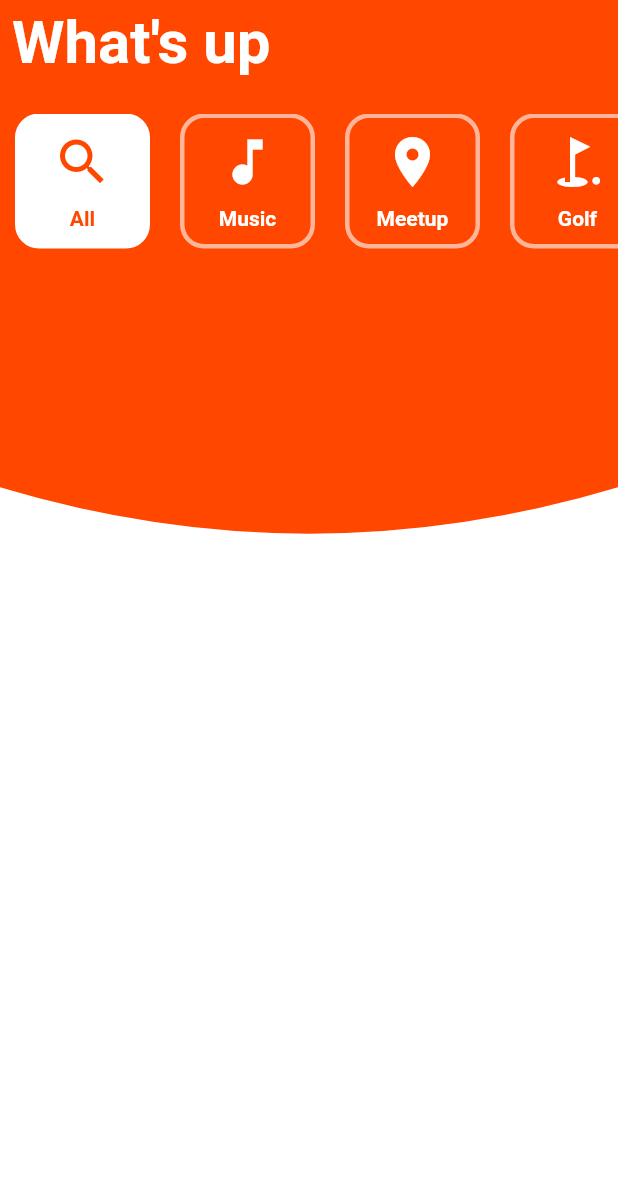
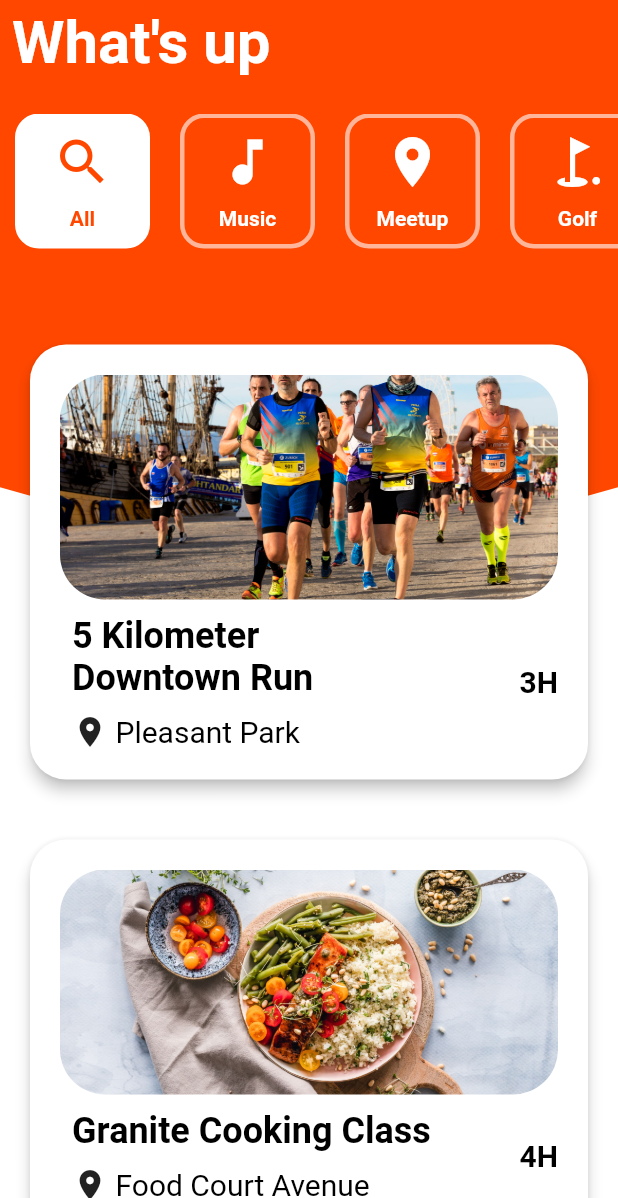
Before and after one commit to codingbbq/local_event_app, a Flutter app: the screen it shows after launch, on a phone screen of 412 x 824 dp, the part 38-1236 px from its top. Run offline on Flutter 3.47's test engine with Material 2 defaults, Android fonts, the phone set to English and light mode, and no system bars.

Commit message:
Event page ui

```diff
--- /dev/null
+++ b/lib/models/event.dart
@@ -0,0 +1,66 @@
+class Event {
+  final String imagePath, title, description, location, duration, punchLine1, punchLine2;
+  final List categoryIds, galleryImages;
+
+  Event(
+      {this.imagePath,
+      this.title,
+      this.description,
+      this.location,
+      this.duration,
+      this.punchLine1,
+      this.punchLine2,
+      this.categoryIds,
+      this.galleryImages});
+}
+
+final fiveKmRunEvent = Event(
+    imagePath: "assets/event_images/5_km_downtown_run.jpeg",
+    title: "5 Kilometer Downtown Run",
+    description: "",
+    location: "Pleasant Park",
+    duration: "3h",
+    punchLine1: "Marathon!",
+    punchLine2: "The latest fad in foodology, get the inside scoup.",
+    galleryImages: [],
+    categoryIds: [0, 1]);
+
+final cookingEvent = Event(
+    imagePath: "assets/event_images/granite_cooking_class.jpeg",
+    title: "Granite Cooking Class",
+    description: "Guest list fill up fast so be sure to apply before handto secure a spot.",
+    location: "Food Court Avenue",
+    duration: "4h",
+    punchLine1: "Granite Cooking",
+    punchLine2: "The latest fad in foodology, get the inside scoup.",
+    categoryIds: [0, 2],
+    galleryImages: ["assets/event_images/cooking_1.jpeg", "assets/event_images/cooking_2.jpeg", "assets/event_images/cooking_3.jpeg"]);
+
+final musicConcert = Event(
+    imagePath: "assets/event_images/music_concert.jpeg",
+    title: "Arijit Music Concert",
+    description: "Listen to Arijit's latest compositions.",
+    location: "D.Y. Patil Stadium, Mumbai",
+    duration: "5h",
+    punchLine1: "Music Lovers!",
+    punchLine2: "The latest fad in foodology, get the inside scoup.",
+    galleryImages: ["assets/event_images/cooking_1.jpeg", "assets/event_images/cooking_2.jpeg", "assets/event_images/cooking_3.jpeg"],
+    categoryIds: [0, 1]);
+
+final golfCompetition = Event(
+    imagePath: "assets/event_images/golf_competition.jpeg",
+    title: "Season 2 Golf Estate",
+    description: "",
+    location: "NSIC Ground, Okhla",
+    duration: "1d",
+    punchLine1: "Golf!",
+    punchLine2: "The latest fad in foodology, get the inside scoup.",
+    galleryImages: ["assets/event_images/cooking_1.jpeg", "assets/event_images/cooking_2.jpeg", "assets/event_images/cooking_3.jpeg"],
+    categoryIds: [0, 3]);
+
+final List<Event> events = [
+  fiveKmRunEvent,
+  cookingEvent,
+  musicConcert,
+  golfCompetition,
+];
--- a/lib/ui/home/category_widget.dart
+++ b/lib/ui/home/category_widget.dart
@@ -16,7 +16,13 @@ class CategoryWidget extends StatelessWidget {
     final appState = Provider.of<AppState>(context);
     final isSelected = appState.selectedCategoryId == category.categoryId;
 
-    return Container(
+    return GestureDetector(
+      onTap: (){
+        if(!isSelected){
+          appState.updateCategoryId(category.categoryId);
+        }
+      },
+      child: Container(
         margin: const EdgeInsets.symmetric(horizontal: 10.0),
         width: 90.0,
         height: 90.0,
@@ -44,6 +50,7 @@ class CategoryWidget extends StatelessWidget {
             )
           ],
         ),
+      ),
     );
   }
 }
--- /dev/null
+++ b/lib/ui/home/event_widget.dart
@@ -0,0 +1,87 @@
+import 'package:flutter/material.dart';
+import 'package:local_events_app/models/event.dart';
+
+class EventWidget extends StatelessWidget {
+
+  final Event event;
+
+  const EventWidget({ Key key, this.event }) : super(key: key);
+
+  @override
+  Widget build(BuildContext context) {
+    return Card(
+      margin: const EdgeInsets.symmetric(vertical: 20.0),
+      elevation: 4,
+      color: Colors.white,
+      shape: RoundedRectangleBorder(
+        borderRadius: BorderRadius.all(Radius.circular(24.0))
+      ),
+      child: Padding(
+        padding: const EdgeInsets.all(20.0),
+        child: Column(
+          crossAxisAlignment: CrossAxisAlignment.stretch,
+          children: <Widget>[
+            ClipRRect(
+              borderRadius: BorderRadius.all(Radius.circular(30.0)),
+              child: Image.asset(event.imagePath, height: 150, fit: BoxFit.fitWidth,),
+            ),
+            Padding(
+              padding: const EdgeInsets.only(top: 10.0, left: 8.0),
+              child: Row(
+                children: <Widget>[
+                  Expanded(
+                    flex: 3,
+                    child: Column(
+                      crossAxisAlignment: CrossAxisAlignment.start,
+                      children: <Widget>[
+                        Text(
+                          event.title,
+                          style: TextStyle(
+                            fontSize: 24.0,
+                            fontWeight: FontWeight.bold,
+                            color: Color(0xFF000000)
+                          ),
+                        ),
+                        SizedBox(height: 10.0,),
+                        FittedBox(
+                          child: Row(
+                            children: <Widget>[
+                              Icon(Icons.location_on),
+                              SizedBox(width: 5.0,),
+                              Text(
+                                event.location,
+                                style: TextStyle(
+                                  fontSize: 20.0,
+                                  color: Color(0xFF000000)
+                                ),
+                              )
+                            ],
+                          ),
+                        )
+
+                      ],
+                    ),
+                  ),
+
+                  Expanded(
+                    flex: 1,
+                    child: Text(
+                      event.duration.toUpperCase(),
+                      textAlign: TextAlign.right,
+                      style: TextStyle(
+                        fontWeight: FontWeight.bold,
+                        fontSize: 20.0,
+                        color: Color(0xFF000000)
+                      )
+                    ),
+                  )
+
+                ],
+              ),
+            )
+          ],
+        ),
+      ),
+    );
+  }
+}
--- a/lib/ui/home/home.dart
+++ b/lib/ui/home/home.dart
@@ -1,9 +1,12 @@
 import 'package:flutter/material.dart';
 import 'package:local_events_app/app_state.dart';
 import 'package:local_events_app/models/category.dart';
+import 'package:local_events_app/models/event.dart';
 import 'package:local_events_app/ui/home/category_widget.dart';
 import 'package:local_events_app/ui/home/home_background.dart';
 import 'package:provider/provider.dart';
+
+import 'event_widget.dart';
 
 class HomePage extends StatelessWidget {
   @override
@@ -60,6 +63,16 @@ class HomePage extends StatelessWidget {
                           ),
                         ),
                       ),
+                    ),
+                    Padding(
+                      padding: const EdgeInsets.all(20.0),
+                      child: Consumer<AppState>(
+                        builder: (context, appState, _) => Column(
+                          children: <Widget>[
+                            for(final event in events.where((e) => e.categoryIds.contains(appState.selectedCategoryId))) EventWidget(event: event)
+                          ],
+                        )
+                      ),
                     )
                   ],
                 ),
--- a/pubspec.yaml
+++ b/pubspec.yaml
@@ -42,9 +42,9 @@ flutter:
   uses-material-design: true
 
   # To add assets to your application, add an assets section, like this:
-  # assets:
-  #  - images/a_dot_burr.jpeg
-  #  - images/a_dot_ham.jpeg
+  assets:
+   - assets/event_images/
+   - assets/guest_images/
 
   # An image asset can refer to one or more resolution-specific "variants", see
   # https://flutter.dev/assets-and-images/#resolution-aware.
```
Also changed, not shown: assets/design.png (added), assets/event_images/5_km_downtown_run.jpeg (added), assets/event_images/cooking_1.jpeg (added), assets/event_images/cooking_2.jpeg (added), assets/event_images/cooking_3.jpeg (added), assets/event_images/golf_competition.jpeg (added), assets/event_images/granite_cooking_class.jpeg (added), assets/event_images/music_concert.jpeg (added), assets/guest_images/guest1.jpg (added), assets/guest_images/guest2.jpg (added), assets/guest_images/guest3.jpg (added), assets/guest_images/guest4.jpeg (added), assets/guest_images/guest5.jpg (added), assets/guest_images/guest6.jpg (added). Lines whose indentation alone changed are shown as unchanged.
